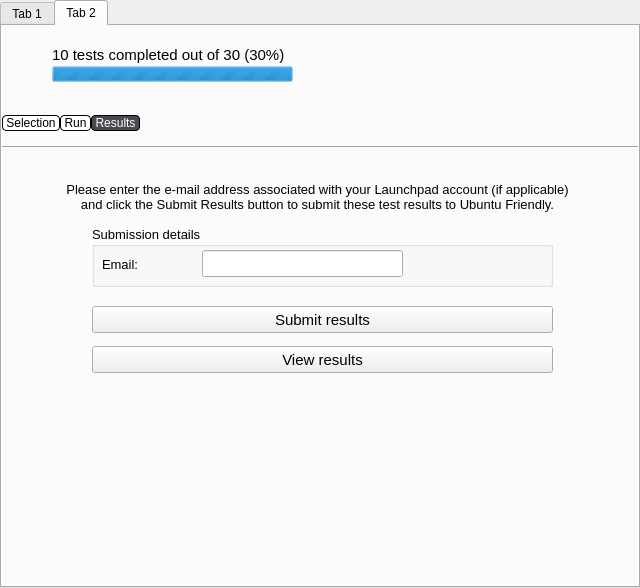
The window that qt/frontend/qtfront.ui (checkbox/checkbox) describes before a commit, drawn with Qt 5.
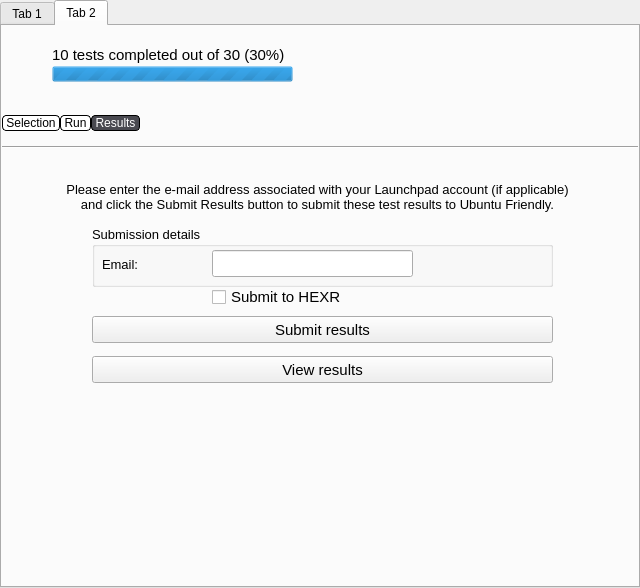
The same window after the commit. The open tabs and pages were chosen to show the change. Icons and pictures are not drawn.

Commit message: Add Submit to HEXR checkbox to Qt UI and make it hidden by default.

The edit to the form file:
```diff
--- a/qt/frontend/qtfront.ui
+++ b/qt/frontend/qtfront.ui
@@ -1098,7 +1098,7 @@
              <widget class="QLineEdit" name="submissionDataLineEdit">
               <property name="geometry">
                <rect>
-                <x>110</x>
+                <x>120</x>
                 <y>24</y>
                 <width>201</width>
                 <height>27</height>
@@ -1131,7 +1131,7 @@
              <property name="geometry">
               <rect>
                <x>90</x>
-               <y>160</y>
+               <y>170</y>
                <width>461</width>
                <height>27</height>
               </rect>
@@ -1144,7 +1144,7 @@
              <property name="geometry">
               <rect>
                <x>90</x>
-               <y>200</y>
+               <y>210</y>
                <width>461</width>
                <height>27</height>
               </rect>
@@ -1166,6 +1166,22 @@
               <enum>Qt::Horizontal</enum>
              </property>
             </widget>
+            <widget class="QCheckBox" name="submitToHexr">
+             <property name="enabled">
+              <bool>true</bool>
+             </property>
+             <property name="geometry">
+              <rect>
+               <x>210</x>
+               <y>140</y>
+               <width>201</width>
+               <height>22</height>
+              </rect>
+             </property>
+             <property name="text">
+              <string>Submit to HEXR</string>
+             </property>
+            </widget>
            </widget>
           </widget>
          </item>
```
Left out of the diff: 4 changed lines with no effect on the pictures. The commit also changes 1 other file.
